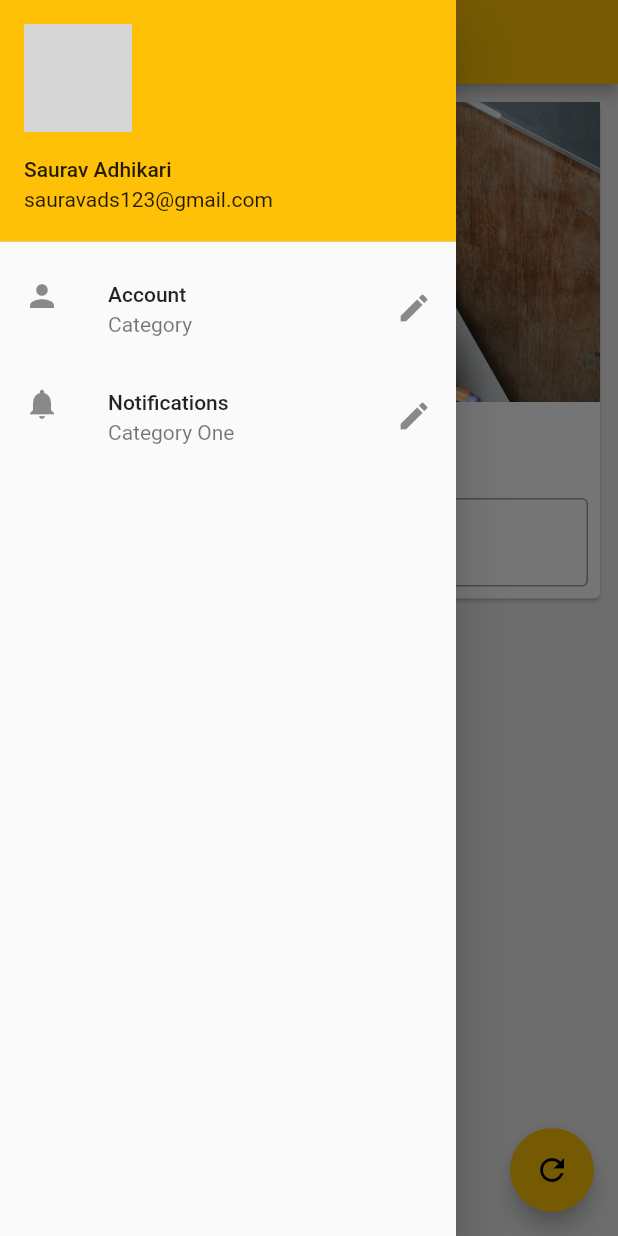
After one commit to n3rdkid/flutter-crash-course, a Flutter app: the screen it shows after launch, with the side drawer open, on a phone screen of 412 x 824 dp. The commit adds this screen. Run offline on Flutter 3.47's test engine with Material 2 defaults, Android fonts, the light colour scheme and no system bars; network calls fail; grey boxes are pictures that could not be loaded.

Commit message:
refactor code : organizing code in flutter

```diff
--- /dev/null
+++ b/lib/bg_image.dart
@@ -0,0 +1,11 @@
+import 'package:flutter/material.dart';
+
+class BgImage extends StatelessWidget {
+  @override
+  Widget build(BuildContext context) {
+    return Image.asset("assets/background.jpeg",
+        fit: BoxFit.cover,
+        width: MediaQuery.of(context).size.width,
+        height: 200);
+  }
+}
--- /dev/null
+++ b/lib/change_name_card.dart
@@ -0,0 +1,35 @@
+import "package:flutter/material.dart";
+import 'package:flutter_crash_course/bg_image.dart';
+
+class ChangeNameCard extends StatelessWidget {
+  const ChangeNameCard({
+    Key? key,
+    required this.myText,
+    required TextEditingController nameController,
+  })  : _nameController = nameController,
+        super(key: key);
+
+  final String myText;
+  final TextEditingController _nameController;
+
+  @override
+  Widget build(BuildContext context) {
+    return Column(
+      children: <Widget>[
+        BgImage(),
+        SizedBox(height: 20),
+        Text(myText),
+        SizedBox(height: 20),
+        Padding(
+          padding: const EdgeInsets.all(8.0),
+          child: TextField(
+              controller: _nameController,
+              decoration: InputDecoration(
+                  border: OutlineInputBorder(),
+                  hintText: "Enter name of the image",
+                  labelText: "Name")),
+        )
+      ],
+    );
+  }
+}
--- /dev/null
+++ b/lib/drawer.dart
@@ -0,0 +1,38 @@
+import "package:flutter/material.dart";
+
+class MyDrawer extends StatelessWidget {
+  @override
+  Widget build(BuildContext context) {
+    return Drawer(
+        child: ListView(
+      padding: EdgeInsets.zero,
+      children: [
+        // DrawerHeader(
+        //   child: Text(
+        //     "Drawer Menu",
+        //     style: TextStyle(fontSize: 16, color: Colors.white),
+        //   ),
+        //   decoration: BoxDecoration(color: Colors.blue),
+        // ),
+        UserAccountsDrawerHeader(
+            accountName: Text("Saurav Adhikari"),
+            accountEmail: Text("sauravads123@gmail.com"),
+            currentAccountPicture: CircleAvatar(
+                backgroundImage: NetworkImage(
+                    "https://images.unsplash.com/photo-1630181897844-7fb328dc7b77?ixid=MnwxMjA3fDB8MHxwaG90by1wYWdlfHx8fGVufDB8fHx8&ixlib=rb-1.2.1&auto=format&fit=crop&w=668&q=80"))),
+        ListTile(
+          leading: Icon(Icons.person),
+          title: Text("Account"),
+          subtitle: Text("Category"),
+          trailing: Icon(Icons.edit),
+        ),
+        ListTile(
+          leading: Icon(Icons.notifications),
+          title: Text("Notifications"),
+          subtitle: Text("Category One"),
+          trailing: Icon(Icons.edit),
+        )
+      ],
+    ));
+  }
+}
--- a/lib/main.dart
+++ b/lib/main.dart
@@ -1,5 +1,6 @@
 import 'package:flutter/material.dart';
 import 'package:flutter/cupertino.dart';
+import 'package:flutter_crash_course/screens/homepage.dart';
 
 main() {
   runApp(MaterialApp(
@@ -9,88 +10,3 @@ main() {
       ),
       theme: ThemeData(primarySwatch: Colors.amber)));
 }
-
-class HomePage extends StatefulWidget {
-  @override
-  _HomePageState createState() => _HomePageState();
-}
-
-class _HomePageState extends State<HomePage> {
-  TextEditingController _nameController = TextEditingController();
-  var myText = "Change Me";
-  @override
-  Widget build(BuildContext context) {
-    return Scaffold(
-      backgroundColor: Colors.grey[200],
-      appBar: AppBar(
-        title: Text("First App"),
-      ),
-      drawer: Drawer(
-        child: ListView(
-          padding: EdgeInsets.zero,
-          children: [
-            // DrawerHeader(
-            //   child: Text(
-            //     "Drawer Menu",
-            //     style: TextStyle(fontSize: 16, color: Colors.white),
-            //   ),
-            //   decoration: BoxDecoration(color: Colors.blue),
-            // ),
-            UserAccountsDrawerHeader(
-                accountName: Text("Saurav Adhikari"),
-                accountEmail: Text("sauravads123@gmail.com"),
-                currentAccountPicture: CircleAvatar(
-                    backgroundImage: NetworkImage(
-                        "https://images.unsplash.com/photo-1630181897844-7fb328dc7b77?ixid=MnwxMjA3fDB8MHxwaG90by1wYWdlfHx8fGVufDB8fHx8&ixlib=rb-1.2.1&auto=format&fit=crop&w=668&q=80"))),
-            ListTile(
-              leading: Icon(Icons.person),
-              title: Text("Account"),
-              subtitle: Text("Category"),
-              trailing: Icon(Icons.edit),
-            ),
-            ListTile(
-              leading: Icon(Icons.notifications),
-              title: Text("Notifications"),
-              subtitle: Text("Category One"),
-              trailing: Icon(Icons.edit),
-            )
-          ],
-        ),
-      ),
-      body: Padding(
-        padding: const EdgeInsets.all(8.0),
-        child: SingleChildScrollView(
-          child: Card(
-            child: Column(
-              children: <Widget>[
-                Image.asset("assets/background.jpeg",
-                    fit: BoxFit.cover,
-                    width: MediaQuery.of(context).size.width,
-                    height: 200),
-                SizedBox(height: 20),
-                Text(myText),
-                SizedBox(height: 20),
-                Padding(
-                  padding: const EdgeInsets.all(8.0),
-                  child: TextField(
-                      controller: _nameController,
-                      decoration: InputDecoration(
-                          border: OutlineInputBorder(),
-                          hintText: "Enter name of the image",
-                          labelText: "Name")),
-                )
-              ],
-            ),
-          ),
-        ),
-      ),
-      floatingActionButton: FloatingActionButton(
-        onPressed: () {
-          myText = _nameController.text;
-          setState(() {});
-        },
-        child: Icon(Icons.refresh),
-      ),
-    );
-  }
-}
--- /dev/null
+++ b/lib/screens/homepage.dart
@@ -0,0 +1,39 @@
+import 'package:flutter/material.dart';
+import 'package:flutter_crash_course/change_name_card.dart';
+import 'package:flutter_crash_course/drawer.dart';
+
+class HomePage extends StatefulWidget {
+  @override
+  _HomePageState createState() => _HomePageState();
+}
+
+class _HomePageState extends State<HomePage> {
+  TextEditingController _nameController = TextEditingController();
+  var myText = "Change Me";
+  @override
+  Widget build(BuildContext context) {
+    return Scaffold(
+      backgroundColor: Colors.grey[200],
+      appBar: AppBar(
+        title: Text("First App"),
+      ),
+      drawer: MyDrawer(),
+      body: Padding(
+        padding: const EdgeInsets.all(8.0),
+        child: SingleChildScrollView(
+          child: Card(
+            child:
+                ChangeNameCard(myText: myText, nameController: _nameController),
+          ),
+        ),
+      ),
+      floatingActionButton: FloatingActionButton(
+        onPressed: () {
+          myText = _nameController.text;
+          setState(() {});
+        },
+        child: Icon(Icons.refresh),
+      ),
+    );
+  }
+}
```
